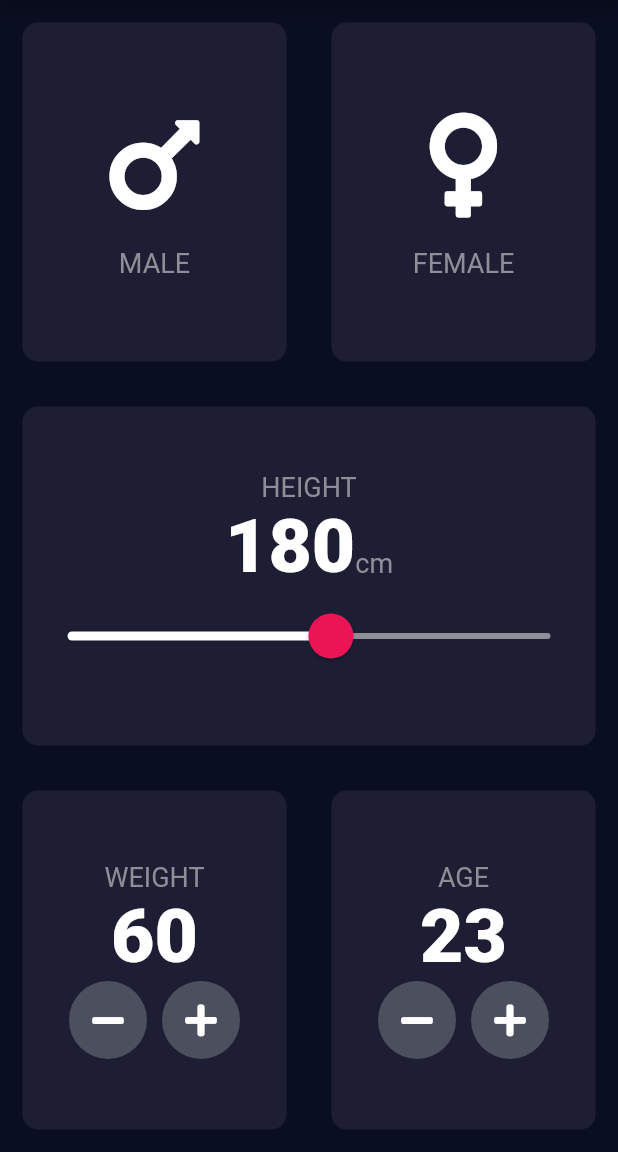
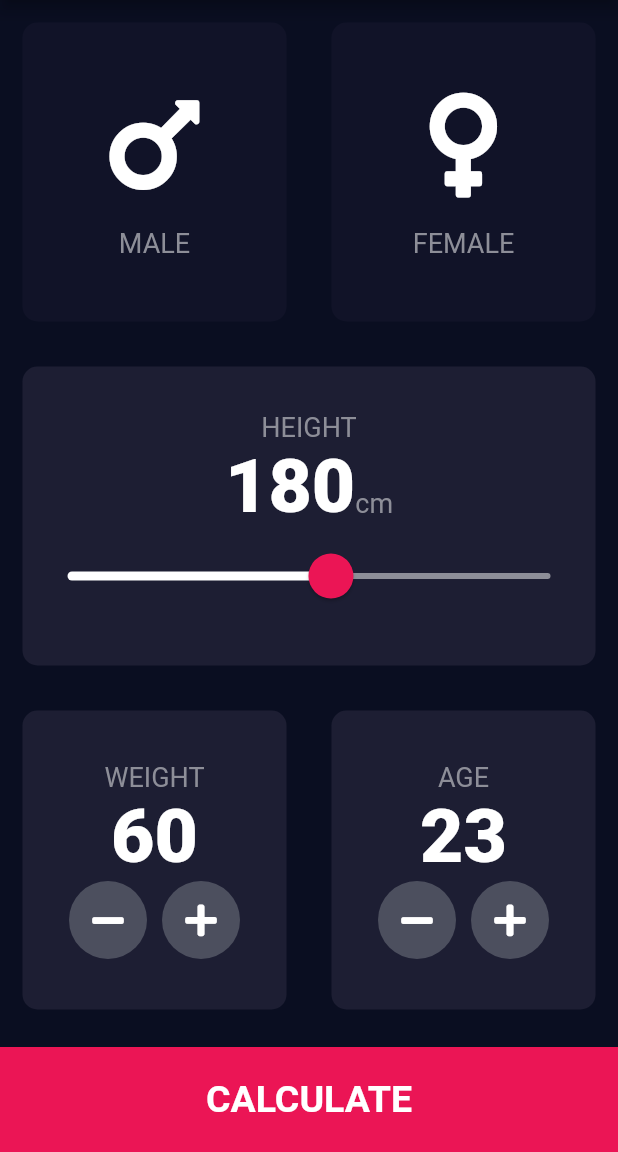
Before and after one commit to oguzhanbagirci/bmi_calculator, a Flutter app: the screen it shows after launch, on a phone screen of 412 x 824 dp, the part 84-1236 px from its top. Run offline on Flutter 3.47's test engine with Material 2 defaults, Android fonts, the phone set to English and light mode, and no system bars; our stand-ins replace font_awesome_flutter.

Commit message:
bottom button added, second page created,

```diff
--- a/lib/home_page.dart
+++ b/lib/home_page.dart
@@ -1,30 +1,53 @@
 import 'dart:ui';
 
-
+import 'package:bmi_calculator/calculator_page.dart';
 import 'package:flutter/material.dart';
 import 'package:font_awesome_flutter/font_awesome_flutter.dart';
+import 'calculator_page.dart';
+
+const bottomContainerHeight = 70.0;
+const activeCardColor = Color(0xFF1D1E33);
+const inactiveCardColor = Color(0xFF111328);
+const bottomContainerColor = Color(0xFFEB1555);
 
 class HomePage extends StatefulWidget {
   @override
   _HomePageState createState() => _HomePageState();
 }
 
+enum Gender {
+  male,
+  female,
+}
+
 class _HomePageState extends State<HomePage> {
   int height = 180;
   int weight = 60;
   int age = 23;
+  Gender selectedGender;
   @override
   Widget build(BuildContext context) {
     return Scaffold(
       appBar: AppBar(
         title: Center(child: Text('BMI CALCULATOR')),
       ),
-      body: Column(children: [
+      body: Column(
+          crossAxisAlignment: CrossAxisAlignment.stretch,
+
+          children: [
             Expanded(
               child: Row(
                 children: [
                   Expanded(
-                child: Card(
+                    child: Card1(
+                      onTap: () {
+                        setState(() {
+                          selectedGender = Gender.male;
+                        });
+                      },
+                      colour: selectedGender == Gender.male
+                          ? activeCardColor
+                          : inactiveCardColor,
                       cardChild: FontIcons(
                         icon: FontAwesomeIcons.mars,
                         label: 'MALE',
@@ -32,7 +55,15 @@ class _HomePageState extends State<HomePage> {
                     ),
                   ),
                   Expanded(
-                child: Card(
+                    child: Card1(
+                      onTap: () {
+                        setState(() {
+                          selectedGender = Gender.female;
+                        });
+                      },
+                      colour: selectedGender == Gender.female
+                          ? activeCardColor
+                          : inactiveCardColor,
                       cardChild: FontIcons(
                         icon: FontAwesomeIcons.venus,
                         label: 'FEMALE',
@@ -43,13 +74,13 @@ class _HomePageState extends State<HomePage> {
               ),
             ),
             Expanded(
-          child: Card(
+              child: Card1(
+                colour: activeCardColor,
                 cardChild: Column(
                   mainAxisAlignment: MainAxisAlignment.center,
-
-
                   children: [
-                Text('HEIGHT',
+                    Text(
+                      'HEIGHT',
                       style: TextStyle(
                         fontSize: 18.0,
                         color: Color(0xFF8D8E98),
@@ -60,14 +91,15 @@ class _HomePageState extends State<HomePage> {
                       crossAxisAlignment: CrossAxisAlignment.baseline,
                       textBaseline: TextBaseline.alphabetic,
                       children: [
-
-                    Text(height.toString(),
+                        Text(
+                          height.toString(),
                           style: TextStyle(
                             fontSize: 50.0,
                             fontWeight: FontWeight.w900,
                           ),
                         ),
-                    Text('cm',
+                        Text(
+                          'cm',
                           style: TextStyle(
                             fontSize: 18.0,
                             color: Color(0xFF8D8E98),
@@ -75,7 +107,6 @@ class _HomePageState extends State<HomePage> {
                         ),
                       ],
                     ),
-
                     SliderTheme(
                       data: SliderTheme.of(context).copyWith(
                         inactiveTrackColor: Color(0xFF8D8E98),
@@ -104,17 +135,20 @@ class _HomePageState extends State<HomePage> {
               child: Row(
                 children: [
                   Expanded(
-                child: Card(
+                    child: Card1(
+                      colour: activeCardColor,
                       cardChild: Column(
                         mainAxisAlignment: MainAxisAlignment.center,
                         children: [
-                      Text('WEIGHT',
+                          Text(
+                            'WEIGHT',
                             style: TextStyle(
                               fontSize: 18.0,
                               color: Color(0xFF8D8E98),
                             ),
                           ),
-                      Text(weight.toString(),
+                          Text(
+                            weight.toString(),
                             style: TextStyle(
                               fontSize: 50.0,
                               fontWeight: FontWeight.w900,
@@ -125,21 +159,18 @@ class _HomePageState extends State<HomePage> {
                             children: [
                               PlusMinusButtons(
                                 icon: FontAwesomeIcons.minus,
-                            onPress: (){
+                                onPress: () {
                                   setState(() {
                                     weight--;
                                   });
                                 },
                               ),
-
-
                               SizedBox(
                                 width: 10.0,
                               ),
-
                               PlusMinusButtons(
                                 icon: FontAwesomeIcons.plus,
-                            onPress: (){
+                                onPress: () {
                                   setState(() {
                                     weight++;
                                   });
@@ -152,17 +183,20 @@ class _HomePageState extends State<HomePage> {
                     ),
                   ),
                   Expanded(
-                child: Card(
+                    child: Card1(
+                      colour: activeCardColor,
                       cardChild: Column(
                         mainAxisAlignment: MainAxisAlignment.center,
                         children: [
-                      Text('AGE',
+                          Text(
+                            'AGE',
                             style: TextStyle(
                               fontSize: 18.0,
                               color: Color(0xFF8D8E98),
                             ),
                           ),
-                      Text(age.toString(),
+                          Text(
+                            age.toString(),
                             style: TextStyle(
                               fontSize: 50.0,
                               fontWeight: FontWeight.w900,
@@ -173,21 +207,18 @@ class _HomePageState extends State<HomePage> {
                             children: [
                               PlusMinusButtons(
                                 icon: FontAwesomeIcons.minus,
-                            onPress: (){
+                                onPress: () {
                                   setState(() {
                                     age--;
                                   });
                                 },
                               ),
-
-
                               SizedBox(
                                 width: 10.0,
                               ),
-
                               PlusMinusButtons(
                                 icon: FontAwesomeIcons.plus,
-                            onPress: (){
+                                onPress: () {
                                   setState(() {
                                     age++;
                                   });
@@ -202,23 +233,39 @@ class _HomePageState extends State<HomePage> {
                 ],
               ),
             ),
+            BottomButton(
+              buttonTitle: 'CALCULATE',
+              onTap: (){
+                Navigator.push(
+                    context,
+                    MaterialPageRoute(
+                        builder: (context) => CalcPage()));
+              },
+
+            ),
+
           ]),
     );
   }
 }
 
-class Card extends StatelessWidget {
-  Card({this.cardChild});
+class Card1 extends StatelessWidget {
+  Card1({this.cardChild, this.onTap, this.colour});
   final Widget cardChild;
+  final Function onTap;
+  final Color colour;
 
   @override
   Widget build(BuildContext context) {
-    return Container(
+    return GestureDetector(
+      onTap: onTap,
+      child: Container(
         child: cardChild,
         margin: EdgeInsets.all(15.0),
         decoration: BoxDecoration(
-        color: Color(0xFF1D1E33),
+          color: colour,
           borderRadius: BorderRadius.circular(10.0),
+        ),
       ),
     );
   }
@@ -247,10 +294,12 @@ class FontIcons extends StatelessWidget {
             color: Color(0xFF8D8E98),
           ),
         ),
+
       ],
     );
   }
 }
+
 class PlusMinusButtons extends StatelessWidget {
   PlusMinusButtons({@required this.icon, @required this.onPress});
   final IconData icon;
@@ -271,3 +320,31 @@ class PlusMinusButtons extends StatelessWidget {
     );
   }
 }
+
+class BottomButton extends StatelessWidget {
+  BottomButton({this.buttonTitle,this.onTap});
+  final Function onTap;
+  final String buttonTitle;
+
+  @override
+  Widget build(BuildContext context) {
+    return GestureDetector(
+      onTap: onTap,
+      child: Container(
+        margin: EdgeInsets.only(top: 10.0),
+        width: double.infinity,
+        height: bottomContainerHeight,
+        color: bottomContainerColor,
+        child: Center(
+          child: Text(
+            buttonTitle,
+            style: TextStyle(
+              fontSize: 25,
+              fontWeight: FontWeight.bold,
+            ),
+          ),
+        ),
+      ),
+    );
+  }
+}
```
Also changed, not shown: lib/calculator_page.dart (added, +76 -0 lines). Lines whose indentation alone changed are shown as unchanged.
